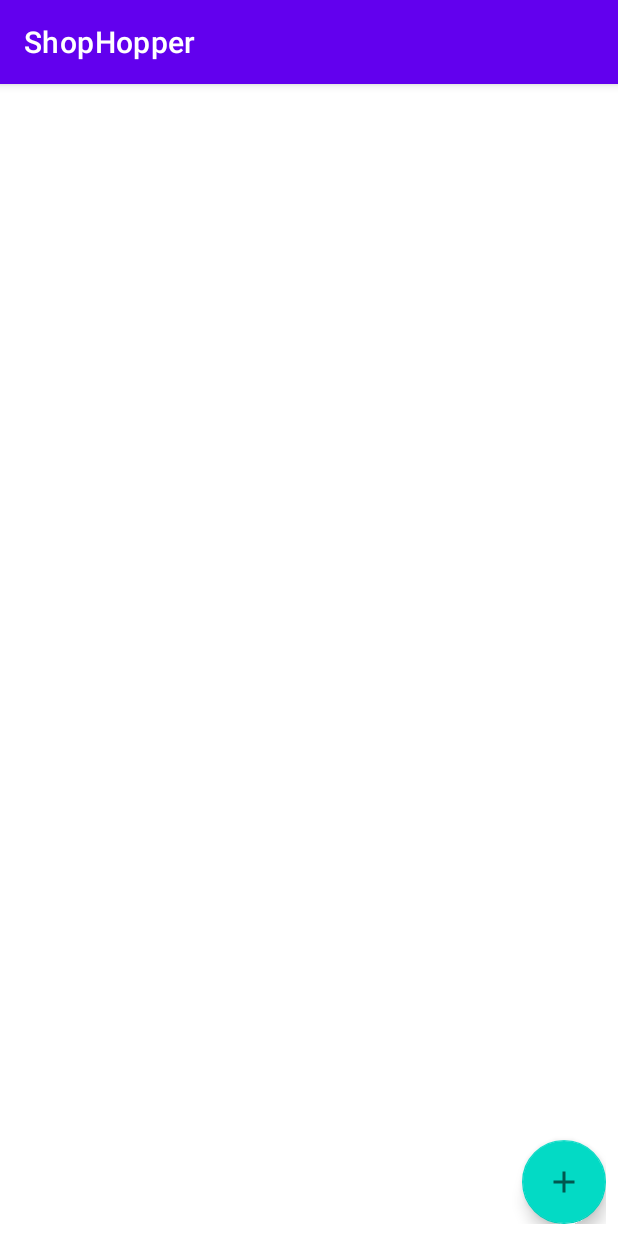
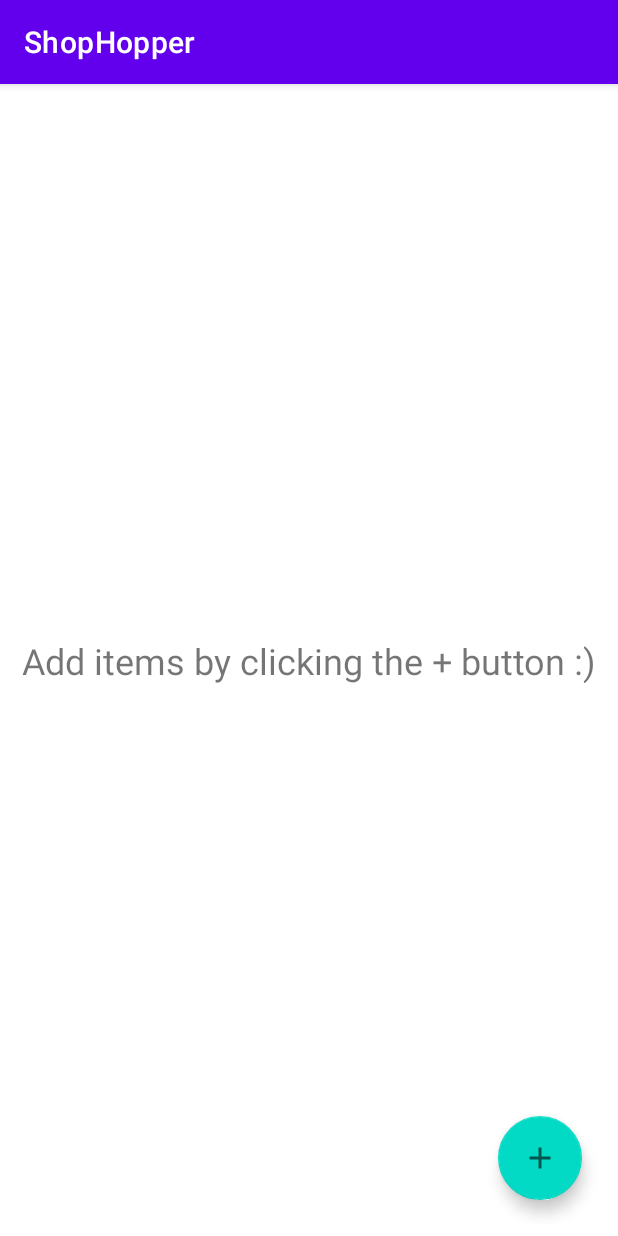
Before and after one commit to zvonimirplivelic/ShopHopper, an Android app: the screen it shows after launch (MainActivity), on a phone screen of 412 x 824 dp. Run offline under Robolectric (Android 15) with nearby library versions, the phone set to English and light mode, and no system bars; our stand-ins replace Room's generated code.

Commit message:
finished basic functions, need to debug, redesign and refactor

```diff
--- a/app/src/main/java/com/zvonimirplivelic/shophopper/db/model/ShopItem.kt
+++ b/app/src/main/java/com/zvonimirplivelic/shophopper/db/model/ShopItem.kt
@@ -13,7 +13,7 @@ data class ShopItem(
     @ColumnInfo(name = "item_quantity")
     var quantity: Int,
     @ColumnInfo(name = "item_priority")
-    var priority: Int
+    var priority: String
 ) {
     @PrimaryKey(autoGenerate = true)
     var id: Int? = null
--- /dev/null
+++ b/app/src/main/java/com/zvonimirplivelic/shophopper/ui/AddDialogListener.kt
@@ -0,0 +1,7 @@
+package com.zvonimirplivelic.shophopper.ui
+
+import com.zvonimirplivelic.shophopper.db.model.ShopItem
+
+interface AddDialogListener {
+    fun onAddButtonClicked(item: ShopItem)
+}
--- a/app/src/main/java/com/zvonimirplivelic/shophopper/ui/MainActivity.kt
+++ b/app/src/main/java/com/zvonimirplivelic/shophopper/ui/MainActivity.kt
@@ -2,10 +2,16 @@ package com.zvonimirplivelic.shophopper.ui
 
 import androidx.appcompat.app.AppCompatActivity
 import android.os.Bundle
+import android.view.View
+import androidx.lifecycle.Observer
 import androidx.lifecycle.ViewModelProviders
+import androidx.recyclerview.widget.LinearLayoutManager
 import com.zvonimirplivelic.shophopper.R
 import com.zvonimirplivelic.shophopper.db.ShopDatabase
+import com.zvonimirplivelic.shophopper.db.model.ShopItem
+import com.zvonimirplivelic.shophopper.other.ShopItemAdapter
 import com.zvonimirplivelic.shophopper.repository.ShopRepository
+import kotlinx.android.synthetic.main.activity_main.*
 
 class MainActivity : AppCompatActivity() {
     override fun onCreate(savedInstanceState: Bundle?) {
@@ -17,5 +23,28 @@ class MainActivity : AppCompatActivity() {
         val factory = ShopViewModelFactory(repository)
 
         val viewModel = ViewModelProviders.of(this, factory).get(ShopListViewModel::class.java)
+
+        val adapter = ShopItemAdapter(listOf(), viewModel)
+
+        rvShopItemList.layoutManager = LinearLayoutManager(this)
+        rvShopItemList.adapter = adapter
+
+        viewModel.getAllShopItems().observe(this, {
+            adapter.shopItems = it
+            adapter.notifyDataSetChanged()
+
+            if (it.isEmpty()) {
+                emptyMessage.visibility = View.VISIBLE
+                ivCart.visibility = View.VISIBLE
+            }
+        })
+
+        fabAddItem.setOnClickListener {
+            AddShopItemDialog(this, object : AddDialogListener {
+                override fun onAddButtonClicked(item: ShopItem) {
+                    viewModel.updateOrInsertItem(item)
+                }
+            }).show()
+        }
     }
 }
--- /dev/null
+++ b/app/src/main/res/drawable-anydpi/ic_cart_add.xml
@@ -0,0 +1,11 @@
+<vector xmlns:android="http://schemas.android.com/apk/res/android"
+    android:width="24dp"
+    android:height="24dp"
+    android:viewportWidth="24"
+    android:viewportHeight="24"
+    android:tint="@android:color/white"
+    android:alpha="0.6">
+  <path
+      android:fillColor="@android:color/white"
+      android:pathData="M7,18c-1.1,0 -1.99,0.9 -1.99,2S5.9,22 7,22s2,-0.9 2,-2 -0.9,-2 -2,-2zM1,2v2h2l3.6,7.59 -1.35,2.45c-0.16,0.28 -0.25,0.61 -0.25,0.96 0,1.1 0.9,2 2,2h12v-2L7.42,15c-0.14,0 -0.25,-0.11 -0.25,-0.25l0.03,-0.12 0.9,-1.63h7.45c0.75,0 1.41,-0.41 1.75,-1.03l3.58,-6.49c0.08,-0.14 0.12,-0.31 0.12,-0.48 0,-0.55 -0.45,-1 -1,-1L5.21,4l-0.94,-2L1,2zM17,18c-1.1,0 -1.99,0.9 -1.99,2s0.89,2 1.99,2 2,-0.9 2,-2 -0.9,-2 -2,-2z"/>
+</vector>
--- a/app/src/main/res/layout/activity_main.xml
+++ b/app/src/main/res/layout/activity_main.xml
@@ -16,13 +16,40 @@
         app:layout_constraintRight_toRightOf="parent"
         app:layout_constraintTop_toTopOf="parent" />
 
+    <ImageView
+        android:id="@+id/ivCart"
+        android:layout_width="0dp"
+        android:layout_height="0dp"
+        android:layout_margin="16dp"
+        android:padding="16dp"
+        android:visibility="gone"
+        app:layout_constraintLeft_toLeftOf="parent"
+        app:layout_constraintRight_toRightOf="parent"
+        app:layout_constraintTop_toTopOf="parent"
+        app:layout_constraintBottom_toTopOf="@id/emptyMessage"
+        android:src="@drawable/ic_cart_add"/>
+
+    <TextView
+        android:id="@+id/emptyMessage"
+        android:layout_width="wrap_content"
+        android:layout_height="wrap_content"
+        android:text="Add items by clicking the + button :)"
+        android:textSize="24sp"
+        android:textAlignment="center"
+        android:visibility="gone"
+        app:layout_constraintBottom_toBottomOf="parent"
+        app:layout_constraintLeft_toLeftOf="parent"
+        app:layout_constraintRight_toRightOf="parent"
+        app:layout_constraintTop_toTopOf="parent" />
+
     <com.google.android.material.floatingactionbutton.FloatingActionButton
         android:id="@+id/fabAddItem"
         android:layout_width="wrap_content"
         android:layout_height="wrap_content"
+        android:layout_margin="16dp"
         android:src="@drawable/ic_add"
-        app:layout_constraintRight_toRightOf="parent"
-        app:layout_constraintBottom_toBottomOf="parent"/>
+        app:layout_constraintBottom_toBottomOf="parent"
+        app:layout_constraintRight_toRightOf="parent" />
 
 
 </androidx.constraintlayout.widget.ConstraintLayout>
```
Also changed, not shown: app/src/main/java/com/zvonimirplivelic/shophopper/ui/AddShopItemDialog.kt (added, +71 -0 lines), app/src/main/res/layout/dialog_add_shop_item.xml (+10 -16 lines), app/src/main/res/values/priority_array.xml (added, +8 -0 lines), app/src/main/res/drawable-hdpi/ic_cart_add.png (added), app/src/main/res/drawable-mdpi/ic_cart_add.png (added), app/src/main/res/drawable-xhdpi/ic_cart_add.png (added), app/src/main/res/drawable-xxhdpi/ic_cart_add.png (added).
